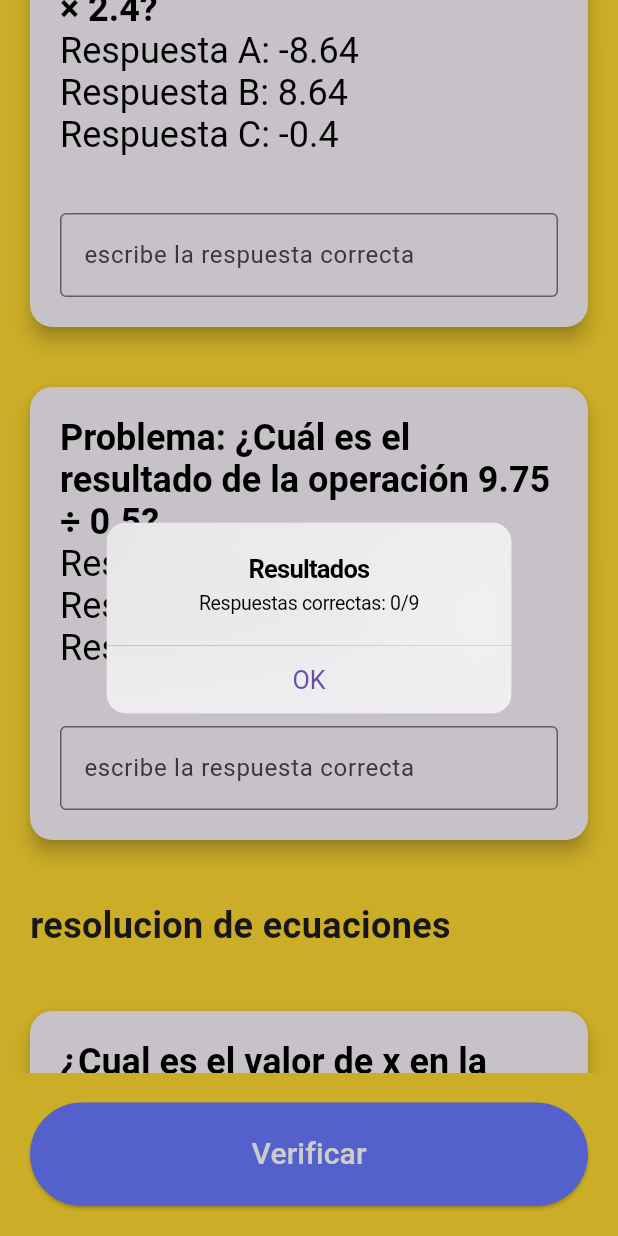
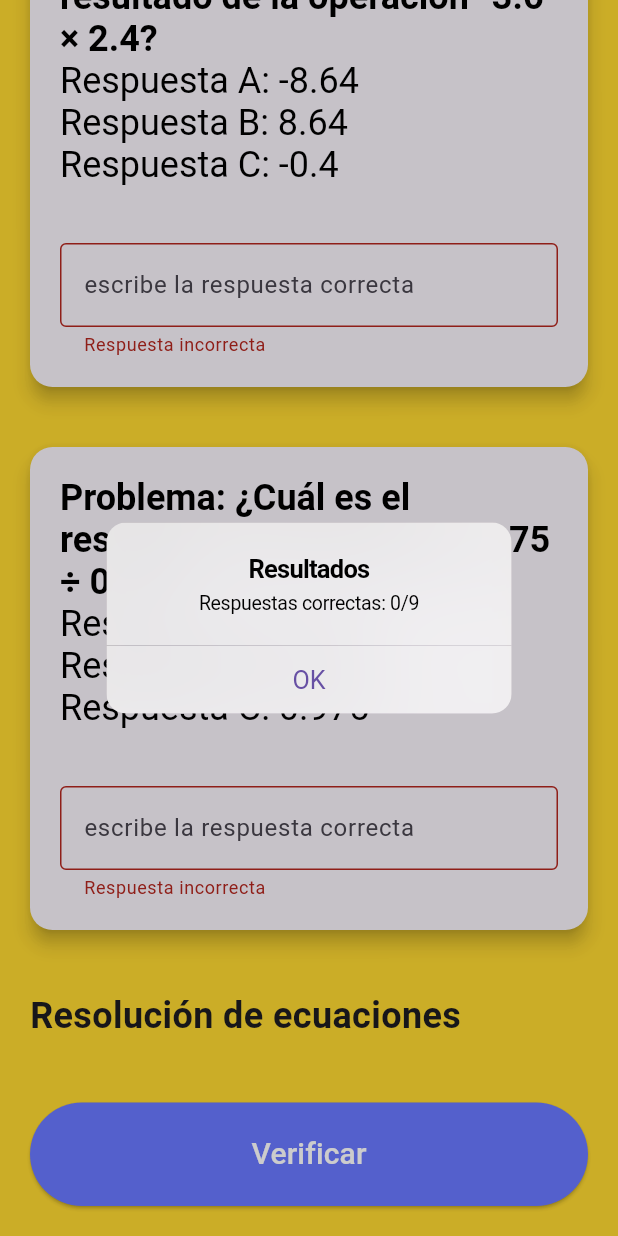
Before and after one commit to aphoteosiz/Math-Magic, a Flutter app: the Segundo screen opened directly, scrolled down 576 dp, after a tap on "Verificar", on a phone screen of 412 x 824 dp. Run offline on Flutter 3.47's test engine with Material 3 defaults, Android fonts, the light colour scheme and no system bars; our stand-ins replace sqflite; accounts and stored records are empty.

```diff
--- a/lib/src/pages/segundo_Grado.dart
+++ b/lib/src/pages/segundo_Grado.dart
@@ -1,20 +1,17 @@
 import 'package:flutter/cupertino.dart';
 import 'package:flutter/material.dart';
-import 'package:flutter/rendering.dart';
 import 'package:flutter/services.dart';
-import 'package:flutter/widgets.dart';
 
 class Segundo extends StatefulWidget {
   @override
   _SegundoState createState() => _SegundoState();
 }
+
 class _SegundoState extends State<Segundo> {
-  final List<String> correctAnswers=[
+  final List<String> correctAnswers = [
     'B', 'A', 'A',
     'B', 'C', 'B',
     'C', 'A', 'A',
-
-
   ];
 
   // Controladores de texto para cada pregunta
@@ -22,7 +19,10 @@ class _SegundoState extends State<Segundo> {
     9,
     (index) => TextEditingController(),
   );
-   @override
+
+  final List<bool> validationResults = List.generate(9, (index) => true);
+
+  @override
   void dispose() {
     for (var controller in controllers) {
       controller.dispose();
@@ -31,12 +31,18 @@ class _SegundoState extends State<Segundo> {
   }
 
   void _verifyAnswers() {
-    int correctCount = 0;
-    for (int i = 0; i < correctAnswers.length; i++) {
-      if (i< controllers.length&& controllers[i].text.trim() == correctAnswers[i]) {
-        correctCount++;
+    setState(() {
+      for (int i = 0; i < correctAnswers.length; i++) {
+        if (i < controllers.length && controllers[i].text.trim().toUpperCase() == correctAnswers[i]) {
+          validationResults[i] = true;
+        } else {
+          validationResults[i] = false;
+        }
       }
-    }
+    });
+
+    int correctCount = validationResults.where((result) => result).length;
+
     showCupertinoDialog(
       context: context,
       builder: (BuildContext context) {
@@ -80,7 +86,7 @@ class _SegundoState extends State<Segundo> {
                   child: Padding(
                     padding: EdgeInsets.all(20),
                     child: Text(
-                      'operaciones con decimales',
+                      'Operaciones con decimales',
                       style: TextStyle(
                         fontSize: 24,
                         fontWeight: FontWeight.bold,
@@ -110,7 +116,7 @@ class _SegundoState extends State<Segundo> {
                   child: Padding(
                     padding: EdgeInsets.all(20),
                     child: Text(
-                      'resolucion de ecuaciones',
+                      'Resolución de ecuaciones',
                       style: TextStyle(
                         fontSize: 24,
                         fontWeight: FontWeight.bold,
@@ -120,7 +126,7 @@ class _SegundoState extends State<Segundo> {
                 ),
                 _buildQuestionCard(
                   context,
-                  '¿Cual es el valor de x en la ecuacion 2x+5=15?',
+                  '¿Cuál es el valor de x en la ecuación 2x+5=15?',
                   ['5', '10', '-5'],
                   3,
                 ),
@@ -140,7 +146,7 @@ class _SegundoState extends State<Segundo> {
                   child: Padding(
                     padding: EdgeInsets.all(20),
                     child: Text(
-                      'Geometria',
+                      'Geometría',
                       style: TextStyle(
                         fontSize: 24,
                         fontWeight: FontWeight.bold,
@@ -212,13 +218,14 @@ class _SegundoState extends State<Segundo> {
                 TextField(
                   controller: controllers[index],
                   inputFormatters: [
-                    FilteringTextInputFormatter.allow(RegExp('[A-C]')),// solo letras en mayuscula de la A a la C. A, B, C
-                    LengthLimitingTextInputFormatter(1), // solo permite un caracter
+                    FilteringTextInputFormatter.allow(RegExp('[A-C]')),
+                    LengthLimitingTextInputFormatter(1),
                   ],
                   textCapitalization: TextCapitalization.characters,
                   decoration: InputDecoration(
                     hintText: 'escribe la respuesta correcta',
                     border: OutlineInputBorder(),
+                    errorText: validationResults[index] ? null : 'Respuesta incorrecta',
                   ),
                 ),
               ],
@@ -242,11 +249,14 @@ class _SegundoState extends State<Segundo> {
         'Verificar',
         style: TextStyle(
           color: Colors.white,
-          fontSize: 20.0,
-        ),
+          fontSize: 20.0),
       ),
     );
   }
+}
 
-
+void main() {
+  runApp(MaterialApp(
+    home: Segundo(),
+  ));
 }
```
Also changed, not shown: lib/src/pages/TercerGrado.dart (+22 -10 lines), lib/src/pages/primer_Grado.dart (+22 -7 lines).
